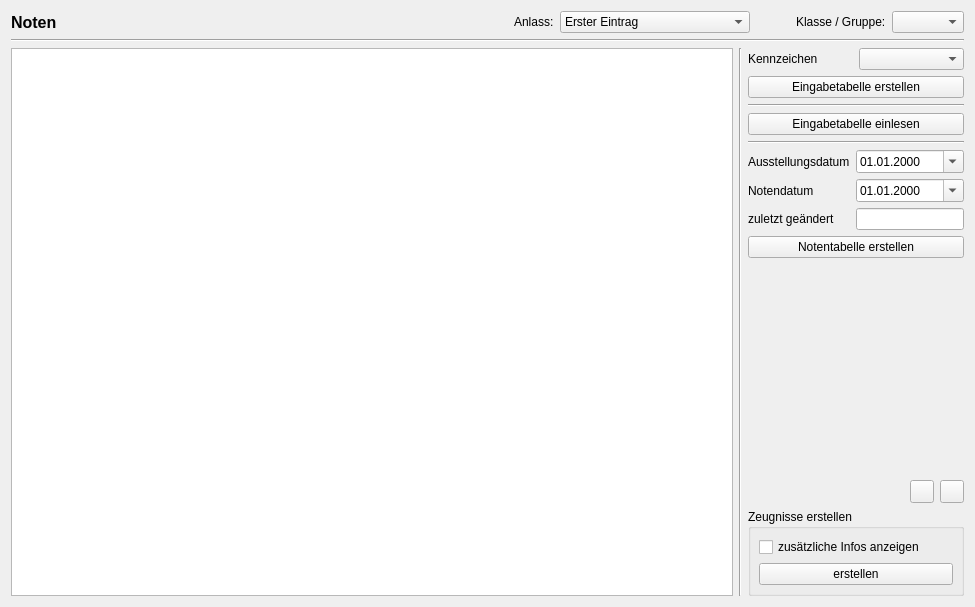
Above: WZ/program-data/ui/grades.ui from gradgrind/WZS before the change. Below: the same form after it.
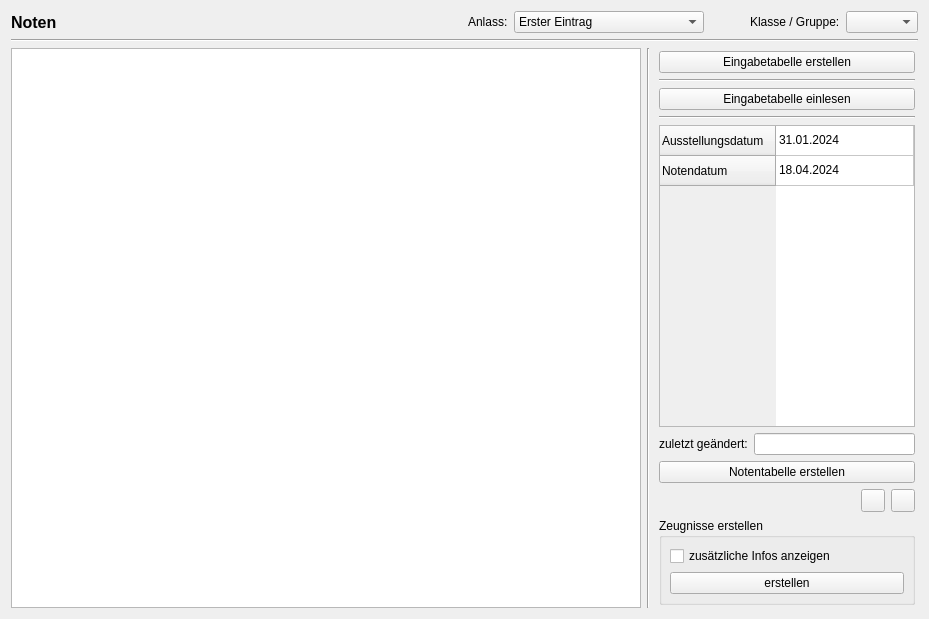
That is the form after the change. Icons and pictures are not drawn.

Commit message: Working on new GradeTable structure to hold data for a grade table.

Patch:
```diff
--- a/WZ/program-data/ui/grades.ui
+++ b/WZ/program-data/ui/grades.ui
@@ -6,8 +6,8 @@
    <rect>
     <x>0</x>
     <y>0</y>
-    <width>975</width>
-    <height>607</height>
+    <width>929</width>
+    <height>619</height>
    </rect>
   </property>
   <property name="sizePolicy">
@@ -162,6 +162,12 @@
        <property name="enabled">
         <bool>true</bool>
        </property>
+       <property name="minimumSize">
+        <size>
+         <width>0</width>
+         <height>0</height>
+        </size>
+       </property>
        <property name="maximumSize">
         <size>
          <width>500</width>
@@ -170,35 +176,17 @@
        </property>
        <layout class="QVBoxLayout" name="verticalLayout">
         <property name="leftMargin">
-         <number>0</number>
+         <number>3</number>
         </property>
         <property name="topMargin">
-         <number>0</number>
+         <number>3</number>
         </property>
         <property name="rightMargin">
-         <number>0</number>
+         <number>3</number>
         </property>
         <property name="bottomMargin">
-         <number>0</number>
+         <number>3</number>
         </property>
-        <item>
-         <layout class="QHBoxLayout" name="horizontalLayout_2">
-          <item>
-           <widget class="QLabel" name="label_8">
-            <property name="text">
-             <string>Kennzeichen</string>
-            </property>
-           </widget>
-          </item>
-          <item>
-           <widget class="QComboBox" name="occasion_extra">
-            <property name="sizeAdjustPolicy">
-             <enum>QComboBox::AdjustToContents</enum>
-            </property>
-           </widget>
-          </item>
-         </layout>
-        </item>
         <item>
          <widget class="QPushButton" name="pb_grade_input_table">
           <property name="text">
@@ -228,55 +216,62 @@
          </widget>
         </item>
         <item>
-         <layout class="QFormLayout" name="formLayout">
+         <widget class="QTableWidget" name="date_table">
+          <attribute name="horizontalHeaderVisible">
+           <bool>false</bool>
+          </attribute>
+          <attribute name="horizontalHeaderMinimumSectionSize">
+           <number>100</number>
+          </attribute>
+          <attribute name="horizontalHeaderDefaultSectionSize">
+           <number>100</number>
+          </attribute>
+          <attribute name="horizontalHeaderStretchLastSection">
+           <bool>true</bool>
+          </attribute>
+          <row>
+           <property name="text">
+            <string>Ausstellungsdatum</string>
+           </property>
+          </row>
+          <row>
+           <property name="text">
+            <string>Notendatum</string>
+           </property>
+          </row>
+          <column>
+           <property name="text">
+            <string>date</string>
+           </property>
+          </column>
           <item row="0" column="0">
-           <widget class="QLabel" name="label_5">
-            <property name="text">
-             <string>Ausstellungsdatum</string>
-            </property>
-           </widget>
-          </item>
-          <item row="0" column="1">
-           <widget class="QDateEdit" name="date_issue">
-            <property name="displayFormat">
-             <string>dd.MM.yyyy</string>
-            </property>
-            <property name="calendarPopup">
-             <bool>true</bool>
-            </property>
-           </widget>
+           <property name="text">
+            <string>31.01.2024</string>
+           </property>
           </item>
           <item row="1" column="0">
-           <widget class="QLabel" name="label_4">
-            <property name="text">
-             <string>Notendatum</string>
-            </property>
-           </widget>
+           <property name="text">
+            <string>18.04.2024</string>
+           </property>
           </item>
-          <item row="1" column="1">
-           <widget class="QDateEdit" name="date_grades">
-            <property name="displayFormat">
-             <string>dd.MM.yyyy</string>
-            </property>
-            <property name="calendarPopup">
-             <bool>true</bool>
-            </property>
-           </widget>
-          </item>
-          <item row="2" column="0">
-           <widget class="QLabel" name="label_11">
-            <property name="toolTip">
-             <string notr="true">&lt;html&gt;&lt;head/&gt;&lt;body&gt;&lt;p&gt;Insbesondere für Epochenunterricht geeignet.&lt;/p&gt;&lt;p&gt;Jeder Block hat einen eigenen Kennzeichen.&lt;/p&gt;&lt;p&gt;Die Unterrichtsstunden können von mehreren Lehrern – parallel oder über das Jahr verteilt – gegeben.&lt;/p&gt;&lt;p&gt;Auch verschiedene Schülergruppen können betroffen sein.&lt;/p&gt;&lt;p&gt;&lt;br/&gt;&lt;/p&gt;&lt;/body&gt;&lt;/html&gt;</string>
-            </property>
+         </widget>
+        </item>
+        <item>
+         <layout class="QHBoxLayout" name="horizontalLayout_5">
+          <item>
+           <widget class="QLabel" name="label_2">
             <property name="text">
-             <string>zuletzt geändert</string>
+             <string>zuletzt geändert:</string>
             </property>
            </widget>
           </item>
-          <item row="2" column="1">
-           <widget class="QLineEdit" name="last_change">
-            <property name="text">
-             <string/>
+          <item>
+           <widget class="QLineEdit" name="last_modified">
+            <property name="minimumSize">
+             <size>
+              <width>0</width>
+              <height>0</height>
+             </size>
             </property>
             <property name="readOnly">
              <bool>true</bool>
@@ -292,19 +287,6 @@
           </property>
          </widget>
         </item>
-        <item>
-         <spacer name="verticalSpacer">
-          <property name="orientation">
-           <enum>Qt::Vertical</enum>
-          </property>
-          <property name="sizeHint" stdset="0">
-           <size>
-            <width>20</width>
-            <height>20</height>
-           </size>
-          </property>
-         </spacer>
-        </item>
         <item>
          <layout class="QHBoxLayout" name="horizontalLayout_3">
           <item>
```
Left out of the diff: 3 changed lines with no effect on the pictures. The commit also changes 9 other files.
